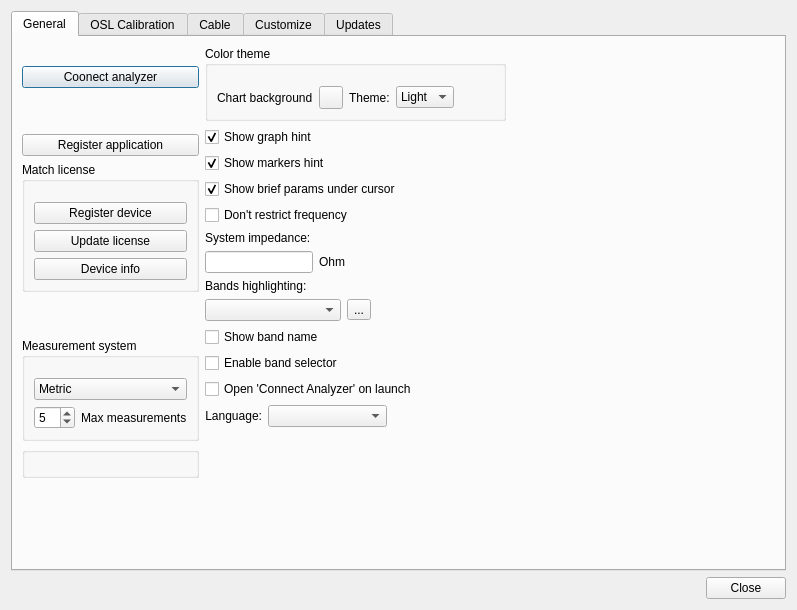
Above: settings.ui from K4HEZ/AntScopeZ before the change. Below: the same form after it.
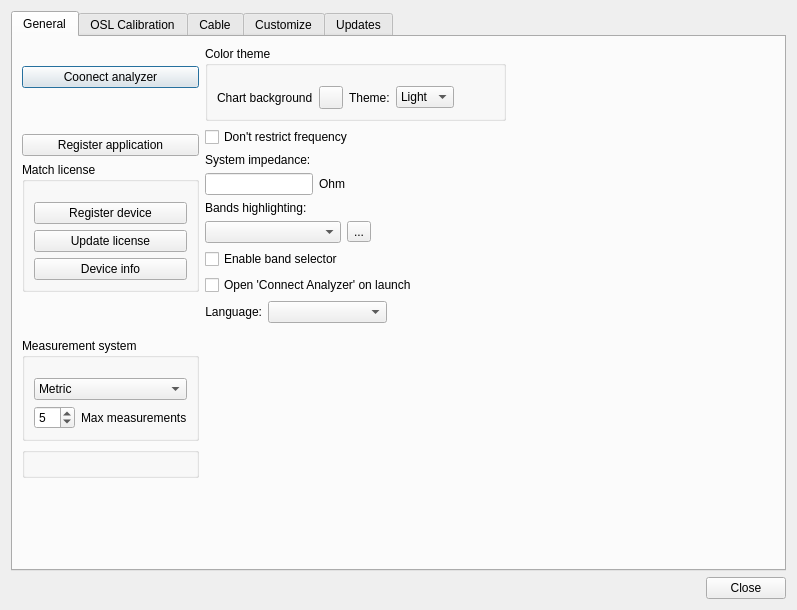
That is the form after the change. The open tabs and pages were chosen to show the change.

Commit message: Add menu bar: File/View/Connect Analyzer/Settings

```diff
--- a/settings.ui
+++ b/settings.ui
@@ -296,60 +296,6 @@
              <item>
               <layout class="QFormLayout" name="formLayout_6">
                <item row="0" column="0">
-                <widget class="QCheckBox" name="graphHintCheckBox">
-                 <property name="sizePolicy">
-                  <sizepolicy hsizetype="Preferred" vsizetype="Fixed">
-                   <horstretch>0</horstretch>
-                   <verstretch>0</verstretch>
-                  </sizepolicy>
-                 </property>
-                 <property name="text">
-                  <string>Show graph hint</string>
-                 </property>
-                 <property name="checked">
-                  <bool>true</bool>
-                 </property>
-                </widget>
-               </item>
-               <item row="1" column="0">
-                <widget class="QCheckBox" name="markersHintCheckBox">
-                 <property name="sizePolicy">
-                  <sizepolicy hsizetype="Preferred" vsizetype="Fixed">
-                   <horstretch>0</horstretch>
-                   <verstretch>0</verstretch>
-                  </sizepolicy>
-                 </property>
-                 <property name="text">
-                  <string>Show markers hint</string>
-                 </property>
-                 <property name="checked">
-                  <bool>true</bool>
-                 </property>
-                </widget>
-               </item>
-               <item row="2" column="0">
-                <widget class="QCheckBox" name="graphBriefHintCheckBox">
-                 <property name="sizePolicy">
-                  <sizepolicy hsizetype="Preferred" vsizetype="Fixed">
-                   <horstretch>0</horstretch>
-                   <verstretch>0</verstretch>
-                  </sizepolicy>
-                 </property>
-                 <property name="minimumSize">
-                  <size>
-                   <width>300</width>
-                   <height>0</height>
-                  </size>
-                 </property>
-                 <property name="text">
-                  <string>Show brief params under cursor</string>
-                 </property>
-                 <property name="checked">
-                  <bool>true</bool>
-                 </property>
-                </widget>
-               </item>
-               <item row="3" column="0">
                 <widget class="QCheckBox" name="fqRestrictCheckBox">
                  <property name="text">
                   <string>Don't restrict frequency</string>
@@ -451,13 +397,6 @@
                </item>
               </layout>
              </item>
-             <item>
-              <widget class="QCheckBox" name="checkBoxBandName">
-               <property name="text">
-                <string>Show band name</string>
-               </property>
-              </widget>
-             </item>
              <item>
               <widget class="QCheckBox" name="checkBoxBandSelector">
                <property name="text">
```
Left out of the diff: 3 changed lines with no effect on the pictures. The commit also changes 12 other files.
